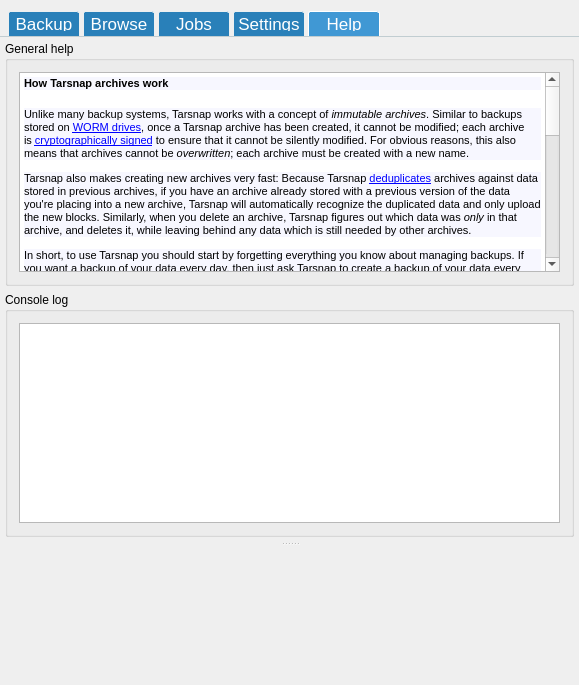
Tarsnap/tarsnap-gui, file mainwindow.ui: the form before one commit.
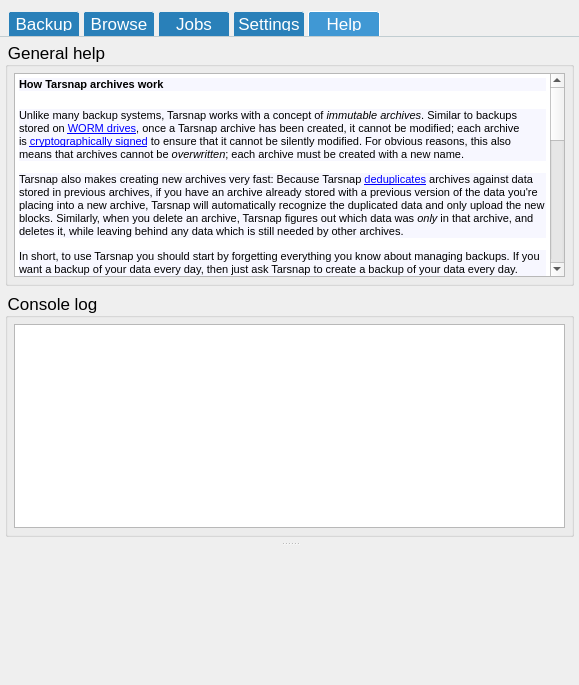
The form after the commit. The open tabs and pages were chosen to show the change. Icons and pictures are not drawn. Custom widgets are drawn as their Qt base class.

The edit to the form file:
```diff
--- a/mainwindow.ui
+++ b/mainwindow.ui
@@ -1743,10 +1743,27 @@
            </property>
            <item>
             <widget class="QGroupBox" name="groupBox_4">
+             <property name="styleSheet">
+              <string notr="true">QGroupBox {
+font-size: 13pt;
+}</string>
+             </property>
              <property name="title">
               <string>General help</string>
              </property>
              <layout class="QVBoxLayout" name="verticalLayout_7">
+              <property name="leftMargin">
+               <number>6</number>
+              </property>
+              <property name="topMargin">
+               <number>6</number>
+              </property>
+              <property name="rightMargin">
+               <number>6</number>
+              </property>
+              <property name="bottomMargin">
+               <number>6</number>
+              </property>
               <item>
                <widget class="QTextBrowser" name="textBrowser_2">
                 <property name="html">
@@ -1782,10 +1799,27 @@
            </item>
            <item>
             <widget class="QGroupBox" name="groupBox_5">
+             <property name="styleSheet">
+              <string notr="true">QGroupBox {
+font-size: 13pt;
+}</string>
+             </property>
              <property name="title">
               <string>Console log</string>
              </property>
              <layout class="QVBoxLayout" name="verticalLayout_8">
+              <property name="leftMargin">
+               <number>6</number>
+              </property>
+              <property name="topMargin">
+               <number>6</number>
+              </property>
+              <property name="rightMargin">
+               <number>6</number>
+              </property>
+              <property name="bottomMargin">
+               <number>6</number>
+              </property>
               <item>
                <widget class="QPlainTextEdit" name="consoleLogPlainTextEdit">
                 <property name="readOnly">
```
Left out of the diff: 11 changed lines with no effect on the pictures.
